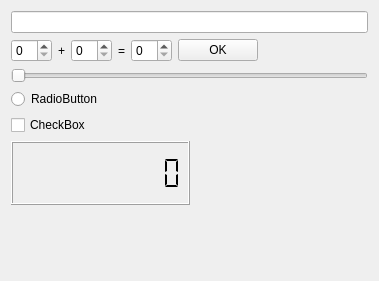
Before: the Qt Designer form Qt/my_programm/_For_tests/src/for_tests_mainbox/ui/for_tests_mainbox.ui in RinatB2017/mega_GIT, drawn with Qt 5.
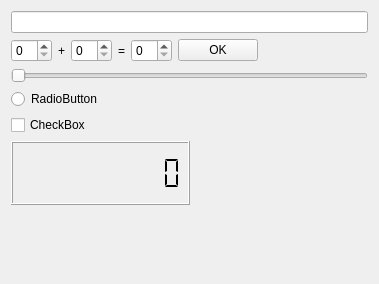
After: the same form once the commit is applied.

Diff of the .ui file:
```diff
--- a/Qt/my_programm/_For_tests/src/for_tests_mainbox/ui/for_tests_mainbox.ui
+++ b/Qt/my_programm/_For_tests/src/for_tests_mainbox/ui/for_tests_mainbox.ui
@@ -7,7 +7,7 @@
     <x>0</x>
     <y>0</y>
     <width>379</width>
-    <height>281</height>
+    <height>284</height>
    </rect>
   </property>
   <layout class="QVBoxLayout" name="verticalLayout">
```
